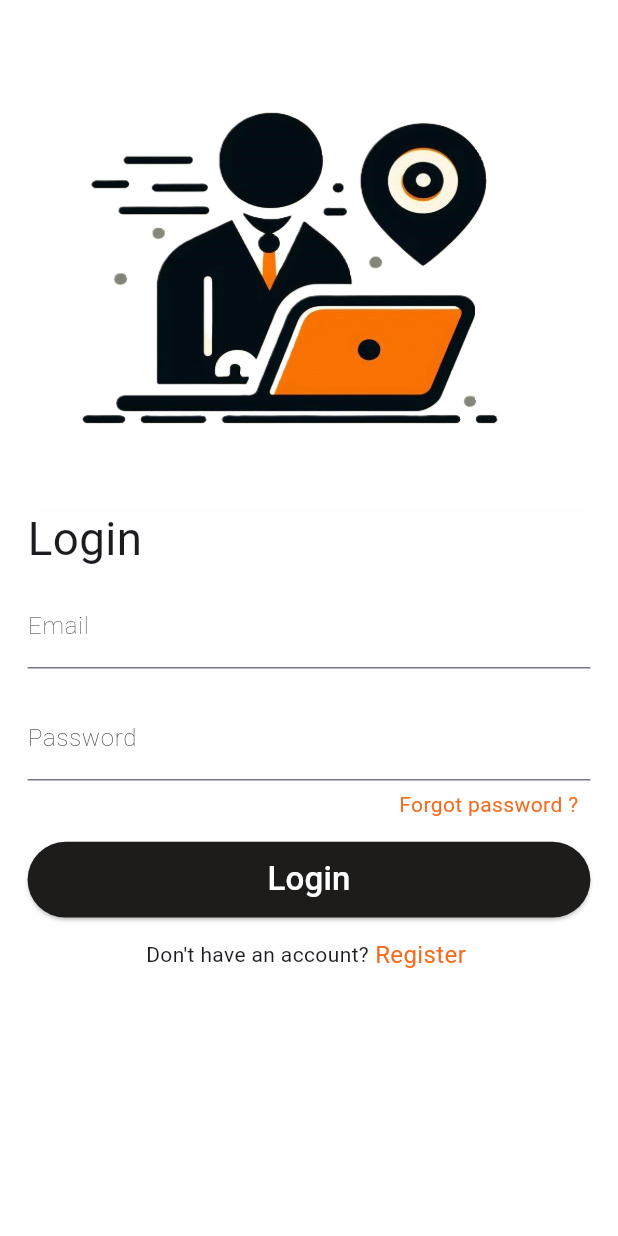
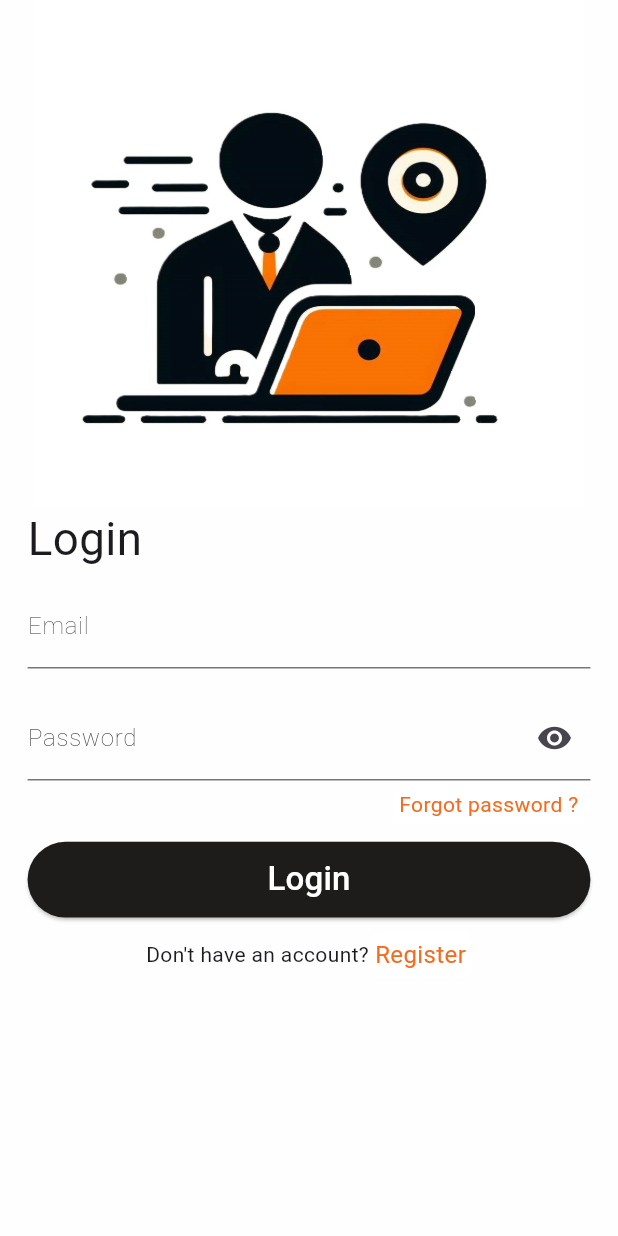
Before and after one commit to yekkaladeviavinash/LiveAuction, a Flutter app: the screen it shows after launch, on a phone screen of 412 x 824 dp. Run offline on Flutter 3.47's test engine with Material 3 defaults, Android fonts, the phone set to English and light mode, and no system bars; our stand-ins replace cloud_firestore, firebase_auth, firebase_core, firebase_storage, get, image_picker and 1 more; missing offline and left inert: firebase_app_check; accounts and stored records are empty.

Commit message:
login validators added

```diff
--- a/lib/pages/login.dart
+++ b/lib/pages/login.dart
@@ -3,6 +3,7 @@ import 'package:flutter/material.dart';
 import 'package:flutter/services.dart';
 import 'package:get/get.dart';
 import 'package:liveauction/pages/forgot_pw_page.dart';
+
 class login extends StatefulWidget {
   final VoidCallback showregisterpage;
   const login({super.key, required this.showregisterpage});
@@ -12,25 +13,27 @@ class login extends StatefulWidget {
 }
 
 class _loginState extends State<login> {
-  final  _emailController = TextEditingController();
-  final  _passwordController = TextEditingController();
-
-  Future signIn()async{
+  final _emailController = TextEditingController();
+  final _passwordController = TextEditingController();
+  final _formKey = GlobalKey<FormState>();
+  bool obscureText = true;
+  Future signIn() async {
     //loadingc circle
     //   showDialog(context: context, builder: (context){
     //     return Center(child: CircularProgressIndicator());
     //   },
     // );
-    try{
-    await FirebaseAuth.instance.signInWithEmailAndPassword(email: _emailController.text.trim(), password: _passwordController.text.trim());
+    try {
+      await FirebaseAuth.instance.signInWithEmailAndPassword(
+          email: _emailController.text.trim(),
+          password: _passwordController.text.trim());
       Get.snackbar(
         'Welcome',
         'Logged in Successfully',
         colorText: Colors.white,
         backgroundColor: Colors.black87,
       );
-    }
-    catch(e){
+    } catch (e) {
       Get.snackbar(
         'Error',
         'Invalid Credentials',
@@ -41,14 +44,11 @@ class _loginState extends State<login> {
     // Navigator.of(context).pop(); //popping the loading circle
   }
 
-
-  void dispose(){
+  void dispose() {
     _emailController.dispose();
     _passwordController.dispose();
     super.dispose();
   }
-
-
 
   @override
   Widget build(BuildContext context) {
@@ -57,8 +57,10 @@ class _loginState extends State<login> {
     double W = screenSize.width;
     double H = screenSize.height;
     SystemChrome.setSystemUIOverlayStyle(SystemUiOverlayStyle(
-      statusBarColor: Color.fromARGB(255, 255, 255, 255), // Make status bar transparent
-      statusBarIconBrightness: Brightness.dark, // Ensure status bar icons are visible
+      statusBarColor:
+          Color.fromARGB(255, 255, 255, 255), // Make status bar transparent
+      statusBarIconBrightness:
+          Brightness.dark, // Ensure status bar icons are visible
     ));
 
     return Scaffold(
@@ -68,7 +70,8 @@ class _loginState extends State<login> {
 
       body: SafeArea(
         child: Padding(
-          padding: EdgeInsets.fromLTRB(20*(W/448), 0, 20*(W/448), 0), // Add padding to top
+          padding: EdgeInsets.fromLTRB(
+              20 * (W / 448), 0, 20 * (W / 448), 0), // Add padding to top
           child: SingleChildScrollView(
             child: Column(
               crossAxisAlignment: CrossAxisAlignment.start,
@@ -76,8 +79,8 @@ class _loginState extends State<login> {
                 Center(
                   child: Image.asset(
                     'assets/login1.jpg',
-                    height: 400*(H/974.3),
-                    width: 400*(W/448),
+                    height: 400 * (H / 974.3),
+                    width: 400 * (W / 448),
                     scale: 1,
                     fit: BoxFit.fill,
                   ),
@@ -86,43 +89,73 @@ class _loginState extends State<login> {
                   'Login',
                   style: TextStyle(
                     fontFamily: 'roboto',
-                    fontSize: 30.4*(W/411),
+                    fontSize: 30.4 * (W / 411),
                   ),
                 ),
-                SizedBox(height: 8*(H/890.2)),
-                TextField(
+                SizedBox(height: 8 * (H / 890.2)),
+                Form(
+                  key: _formKey,
+                  child: Column(
+                    children: [
+                      TextFormField(
                         controller: _emailController,
                         cursorColor: Color.fromARGB(255, 216, 97, 29),
-
                         decoration: InputDecoration(
                           labelText: 'Email',
-                    labelStyle: TextStyle(color: Color.fromARGB(255, 30, 28, 27),
-                    fontSize: 16*(W/411.3),
-                    fontWeight: FontWeight.w100
-                    ),
+                          labelStyle: TextStyle(
+                              color: Color.fromARGB(255, 30, 28, 27),
+                              fontSize: 16 * (W / 411.3),
+                              fontWeight: FontWeight.w100),
                           focusedBorder: OutlineInputBorder(
-                      borderSide: BorderSide(color: Color.fromARGB(255, 216, 97, 29)),
+                            borderSide: BorderSide(
+                                color: Color.fromARGB(255, 216, 97, 29)),
                           ),
                         ),
+                        validator: (value) {
+                          if (value!.isEmpty) {
+                            return 'Please enter your email';
+                          }
+                          return null;
+                        },
                       ),
-                SizedBox(height: 20*(H/890.2)),
-                TextField(
+                      SizedBox(height: 20 * (H / 890.2)),
+                      TextFormField(
                         controller: _passwordController,
                         cursorColor: Color.fromARGB(255, 216, 97, 29),
+                        obscureText: obscureText,
                         decoration: InputDecoration(
                           labelText: 'Password',
                           hintText: 'Make sure there is no one behind 🧐',
-                    labelStyle: TextStyle(color: Color.fromARGB(255, 0, 0, 0),
-                    fontSize: 16*(W/411.3),
-                    fontWeight: FontWeight.w100
+                          labelStyle: TextStyle(
+                              color: Color.fromARGB(255, 0, 0, 0),
+                              fontSize: 16 * (W / 411.3),
+                              fontWeight: FontWeight.w100),
+                          focusedBorder: OutlineInputBorder(
+                            borderSide: BorderSide(
+                                color: Color.fromARGB(255, 216, 97, 29)),
                           ),
-                    focusedBorder: OutlineInputBorder(
-                      borderSide: BorderSide(color: Color.fromARGB(255, 216, 97, 29)),
+                          suffixIcon: IconButton(
+                            icon: Icon(obscureText
+                                ? Icons.visibility
+                                : Icons.visibility_off),
+                            onPressed: () {
+                              setState(() {
+                                obscureText = !obscureText;
+                              });
+                            },
                           ),
                         ),
-                  obscureText: true,
+                        validator: (value) {
+                          if (value!.isEmpty) {
+                            return 'Please enter your password';
+                          }
+                          return null;
+                        },
                       ),
-                SizedBox(height:2*(H/890.2)),
+                    ],
+                  ),
+                ),
+                SizedBox(height: 2 * (H / 890.2)),
                 Row(
                   mainAxisAlignment: MainAxisAlignment.end,
                   children: [
@@ -138,25 +171,25 @@ class _loginState extends State<login> {
                         Navigator.push(
                           context,
                           MaterialPageRoute(
-                              builder:(context){
+                            builder: (context) {
                               return ForgotPasswordPage();
                             },
                           ),
                         );
                       },
                       child: Container(
-                        padding: EdgeInsets.all(4*(W/411)),
+                        padding: EdgeInsets.all(4 * (W / 411)),
                         decoration: BoxDecoration(
                           color: Colors.white,
-                          borderRadius: BorderRadius.circular(8*(W/411)),
+                          borderRadius: BorderRadius.circular(8 * (W / 411)),
                         ),
                         child: Padding(
-                          padding:  EdgeInsets.fromLTRB(0, 0, 4*(W/411), 0),
+                          padding: EdgeInsets.fromLTRB(0, 0, 4 * (W / 411), 0),
                           child: Text(
                             'Forgot password ?',
                             style: TextStyle(
                               color: Color.fromARGB(255, 243, 108, 31),
-                              fontSize: 14*(W/411),
+                              fontSize: 14 * (W / 411),
                             ),
                           ),
                         ),
@@ -164,47 +197,48 @@ class _loginState extends State<login> {
                     ),
                   ],
                 ),
-                SizedBox(height:12*(H/890.2)),
+                SizedBox(height: 12 * (H / 890.2)),
                 ElevatedButton(
                   style: ElevatedButton.styleFrom(
                     backgroundColor: Color.fromARGB(255, 30, 28, 27),
                   ),
                   onPressed: () {
                     // Replace this with authentication logic
-                    signIn();
+                    if (_formKey.currentState!.validate()) signIn();
                   },
                   child: Center(
                     child: Padding(
-                      padding:  EdgeInsets.fromLTRB(0, 10*(H/890.2), 0, 10*(H/890.2)),
+                      padding: EdgeInsets.fromLTRB(
+                          0, 10 * (H / 890.2), 0, 10 * (H / 890.2)),
                       child: Text(
                         'Login',
                         style: TextStyle(
                           color: Color.fromARGB(255, 255, 255, 255),
-                          fontSize: 22*(W/411),
+                          fontSize: 22 * (W / 411),
                           // fontWeight: FontWeight.w200
                         ),
                       ),
                     ),
                   ),
                 ),
-                SizedBox(height: 10*(H/890.2)),
+                SizedBox(height: 10 * (H / 890.2)),
                 Row(
                   mainAxisAlignment: MainAxisAlignment.center,
                   children: [
                     Text("Don't have an account?"),
                     GestureDetector(
-                      onTap:widget.showregisterpage,
+                      onTap: widget.showregisterpage,
                       child: Container(
-                        padding: EdgeInsets.all(4*(W/411)),
+                        padding: EdgeInsets.all(4 * (W / 411)),
                         decoration: BoxDecoration(
                           color: Colors.white,
-                          borderRadius: BorderRadius.circular(8*(W/411)),
+                          borderRadius: BorderRadius.circular(8 * (W / 411)),
                         ),
                         child: Text(
                           'Register',
                           style: TextStyle(
                             color: Color.fromARGB(255, 243, 108, 31),
-                            fontSize: 16*(W/411),
+                            fontSize: 16 * (W / 411),
                           ),
                         ),
                       ),
--- a/lib/pages/register.dart
+++ b/lib/pages/register.dart
@@ -3,10 +3,7 @@
 
 import 'package:cloud_firestore/cloud_firestore.dart';
 import 'package:firebase_auth/firebase_auth.dart';
-import 'package:firebase_core/firebase_core.dart';
-import 'package:firebase_storage/firebase_storage.dart';
 import 'package:flutter/material.dart';
-import 'package:flutter/widgets.dart';
 import 'package:get/get.dart';
 import 'package:liveauction/models/usermodel.dart';
 
```
Lines whose indentation alone changed are shown as unchanged.
